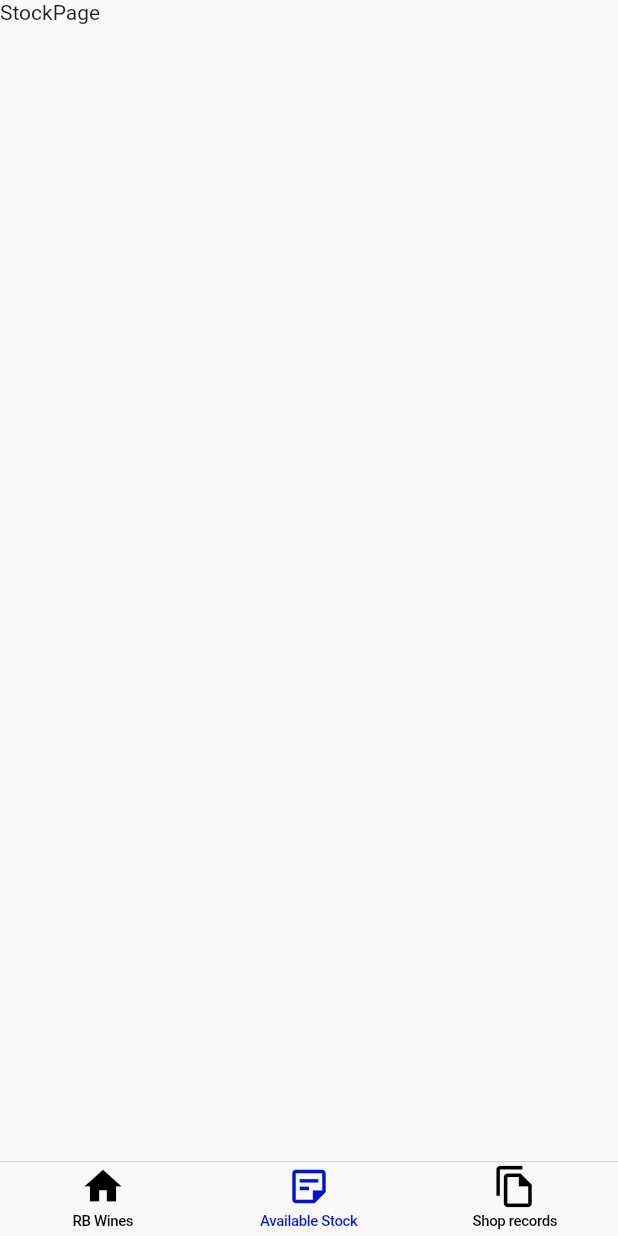
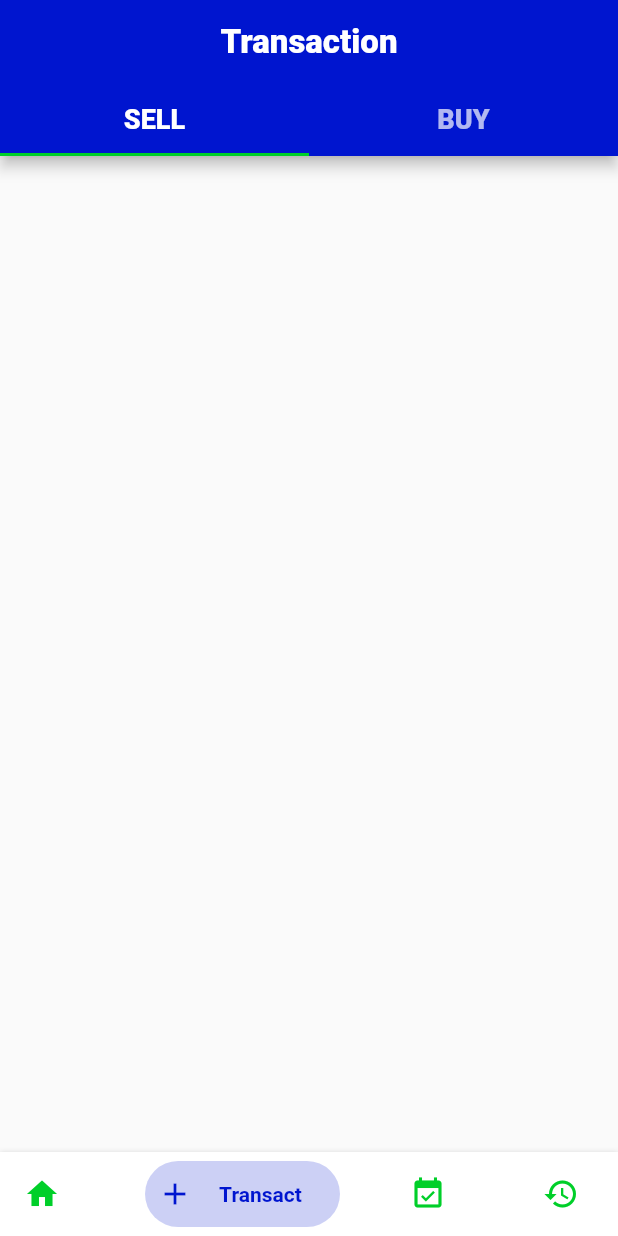
Before and after one commit to RonnyK36/stock-taker, a Flutter app: the screen it shows after launch, item 2 of the bottom bar chosen, on a phone screen of 412 x 824 dp. Run offline on Flutter 3.47's test engine with Material 2 defaults, Android fonts, the phone set to English and light mode, and no system bars; drawn by our look-alikes of bottom_navy_bar; our stand-ins replace carousel_slider.

Commit message:
Improved UI and more screens

```diff
--- a/lib/screens/home_page.dart
+++ b/lib/screens/home_page.dart
@@ -2,8 +2,7 @@ import 'package:carousel_slider/carousel_slider.dart';
 import 'package:flutter/cupertino.dart';
 import 'package:flutter/material.dart';
 import 'package:stock_take/config/config.dart';
-import 'package:stock_take/screens/make_sale.dart';
-import 'package:stock_take/screens/purchase_products.dart';
+import 'package:stock_take/screens/transaction.dart';
 import 'package:stock_take/widgets/carousel_card.dart';
 import 'package:stock_take/widgets/service_card.dart';
 import 'package:stock_take/widgets/some_record_card.dart';
@@ -60,7 +59,7 @@ class _HomePageState extends State<HomePage> {
                         onTap: () => Navigator.push(
                           context,
                           MaterialPageRoute(
-                            builder: (c) => MakeSale(),
+                            builder: (c) => Transactions(),
                           ),
                         ),
                       ),
@@ -74,7 +73,7 @@ class _HomePageState extends State<HomePage> {
                         onTap: () => Navigator.push(
                           context,
                           MaterialPageRoute(
-                            builder: (c) => PurchaseProducts(),
+                            builder: (c) => Transactions(),
                           ),
                         ),
                       ),
@@ -97,7 +96,7 @@ class _HomePageState extends State<HomePage> {
                         onTap: () => Navigator.push(
                           context,
                           MaterialPageRoute(
-                            builder: (c) => MakeSale(),
+                            builder: (c) => Transactions(),
                           ),
                         ),
                       ),
@@ -108,7 +107,7 @@ class _HomePageState extends State<HomePage> {
                         onTap: () => Navigator.push(
                           context,
                           MaterialPageRoute(
-                            builder: (c) => PurchaseProducts(),
+                            builder: (c) => Transactions(),
                           ),
                         ),
                       ),
--- a/lib/screens/make_sale.dart
+++ /dev/null
@@ -1,15 +0,0 @@
-import 'package:flutter/material.dart';
-
-class MakeSale extends StatefulWidget {
-  const MakeSale({Key? key}) : super(key: key);
-
-  @override
-  _MakeSaleState createState() => _MakeSaleState();
-}
-
-class _MakeSaleState extends State<MakeSale> {
-  @override
-  Widget build(BuildContext context) {
-    return Container();
-  }
-}
--- a/lib/screens/navigator.dart
+++ b/lib/screens/navigator.dart
@@ -1,8 +1,10 @@
+import 'package:bottom_navy_bar/bottom_navy_bar.dart';
 import 'package:flutter/cupertino.dart';
 import 'package:flutter/material.dart';
 import 'package:stock_take/screens/home_page.dart';
 import 'package:stock_take/screens/records.dart';
 import 'package:stock_take/screens/stock_page.dart';
+import 'package:stock_take/screens/transaction.dart';
 
 class NavigationPage extends StatefulWidget {
   const NavigationPage({Key? key}) : super(key: key);
@@ -14,6 +16,8 @@ class NavigationPage extends StatefulWidget {
 class _NavigationPageState extends State<NavigationPage> {
   PageController? pageController;
   int pageIndex = 0;
+  final inactiveColor = Color(0xff00cf29);
+  final activeColor = Color(0xff0015cf);
 
   @override
   void initState() {
@@ -22,10 +26,21 @@ class _NavigationPageState extends State<NavigationPage> {
     pageController = PageController();
   }
 
-  onPageChanged(int pageIndex) {
-    setState(() {
-      this.pageIndex = pageIndex;
-    });
+  Widget loadPages() {
+    // setState(() {
+    //   this.pageIndex = pageIndex;
+    // });
+    switch (pageIndex) {
+      case 1:
+        return Transactions();
+      case 2:
+        return StockPage();
+      case 3:
+        return RecordsPage();
+      case 0:
+      default:
+        return HomePage();
+    }
   }
 
   onTap(int pageIndex) {
@@ -39,32 +54,42 @@ class _NavigationPageState extends State<NavigationPage> {
   @override
   Widget build(BuildContext context) {
     return Scaffold(
-      body: PageView(
-        children: [
-          HomePage(),
-          StockPage(),
-          RecordsPage(),
-        ],
-        controller: pageController,
-        onPageChanged: onPageChanged,
-      ),
-      bottomNavigationBar: CupertinoTabBar(
-        onTap: onTap,
-        currentIndex: pageIndex,
-        activeColor: Color(0xff0015cf),
-        inactiveColor: Colors.black,
+      body: loadPages(),
+      bottomNavigationBar: BottomNavyBar(
+        onItemSelected: (index) {
+          setState(() {
+            this.pageIndex = index;
+          });
+        },
+        selectedIndex: pageIndex,
         items: [
-          BottomNavigationBarItem(
-            label: 'RB Wines',
+          BottomNavyBarItem(
+            textAlign: TextAlign.center,
+            activeColor: activeColor,
+            inactiveColor: inactiveColor,
+            title: Text('Home'),
             icon: Icon(Icons.home),
           ),
-          BottomNavigationBarItem(
-            label: 'Available Stock',
-            icon: Icon(Icons.sticky_note_2_outlined),
+          BottomNavyBarItem(
+            textAlign: TextAlign.center,
+            activeColor: activeColor,
+            inactiveColor: inactiveColor,
+            title: Text('Transact'),
+            icon: Icon(Icons.add),
           ),
-          BottomNavigationBarItem(
-            label: 'Shop records',
-            icon: Icon(Icons.file_copy_outlined),
+          BottomNavyBarItem(
+            textAlign: TextAlign.center,
+            activeColor: activeColor,
+            inactiveColor: inactiveColor,
+            title: Text('Stock'),
+            icon: Icon(Icons.event_available),
+          ),
+          BottomNavyBarItem(
+            textAlign: TextAlign.center,
+            activeColor: activeColor,
+            inactiveColor: inactiveColor,
+            title: Text('Records'),
+            icon: Icon(Icons.history),
           ),
         ],
       ),
--- a/lib/screens/purchase_products.dart
+++ /dev/null
@@ -1,15 +0,0 @@
-import 'package:flutter/material.dart';
-
-class PurchaseProducts extends StatefulWidget {
-  const PurchaseProducts({Key? key}) : super(key: key);
-
-  @override
-  _PurchaseProductsState createState() => _PurchaseProductsState();
-}
-
-class _PurchaseProductsState extends State<PurchaseProducts> {
-  @override
-  Widget build(BuildContext context) {
-    return Container();
-  }
-}
--- /dev/null
+++ b/lib/screens/purchase_tab.dart
@@ -0,0 +1,15 @@
+import 'package:flutter/material.dart';
+
+class PurchaseTab extends StatefulWidget {
+  const PurchaseTab({Key? key}) : super(key: key);
+
+  @override
+  _PurchaseTabState createState() => _PurchaseTabState();
+}
+
+class _PurchaseTabState extends State<PurchaseTab> {
+  @override
+  Widget build(BuildContext context) {
+    return Container();
+  }
+}
--- /dev/null
+++ b/lib/screens/sale_tab.dart
@@ -0,0 +1,15 @@
+import 'package:flutter/material.dart';
+
+class SaleTab extends StatefulWidget {
+  const SaleTab({Key? key}) : super(key: key);
+
+  @override
+  _SaleTabState createState() => _SaleTabState();
+}
+
+class _SaleTabState extends State<SaleTab> {
+  @override
+  Widget build(BuildContext context) {
+    return Container();
+  }
+}
--- /dev/null
+++ b/lib/screens/transaction.dart
@@ -0,0 +1,62 @@
+import 'package:flutter/cupertino.dart';
+import 'package:flutter/material.dart';
+import 'package:stock_take/screens/purchase_tab.dart';
+import 'package:stock_take/screens/sale_tab.dart';
+
+class Transactions extends StatefulWidget {
+  const Transactions({Key? key}) : super(key: key);
+
+  @override
+  _TransactionsState createState() => _TransactionsState();
+}
+
+class _TransactionsState extends State<Transactions>
+    with SingleTickerProviderStateMixin {
+  TabController? tabController;
+
+  @override
+  void initState() {
+    // TODO: implement initState
+    super.initState();
+    tabController = TabController(
+      vsync: this,
+      length: 2,
+    );
+  }
+
+  @override
+  Widget build(BuildContext context) {
+    return Scaffold(
+      appBar: AppBar(
+        title: Text(
+          'Transaction',
+          style: TextStyle(
+            fontWeight: FontWeight.w800,
+            fontSize: 22,
+          ),
+        ),
+        centerTitle: true,
+        bottom: TabBar(
+          controller: tabController,
+          isScrollable: false,
+          labelPadding: EdgeInsets.all(12),
+          labelStyle: TextStyle(
+            fontSize: 18,
+            fontWeight: FontWeight.w800,
+          ),
+          tabs: [
+            Text('SELL'),
+            Text('BUY'),
+          ],
+        ),
+      ),
+      body: TabBarView(
+        controller: tabController,
+        children: [
+          SaleTab(),
+          PurchaseTab(),
+        ],
+      ),
+    );
+  }
+}
--- a/pubspec.yaml
+++ b/pubspec.yaml
@@ -29,6 +29,7 @@ dependencies:
   # Use with the CupertinoIcons class for iOS style icons.
   cupertino_icons: ^1.0.2
   carousel_slider: ^4.0.0
+  bottom_navy_bar: ^6.0.0
 
 dev_dependencies:
   flutter_test:
```
Also changed, not shown: pubspec.lock.
